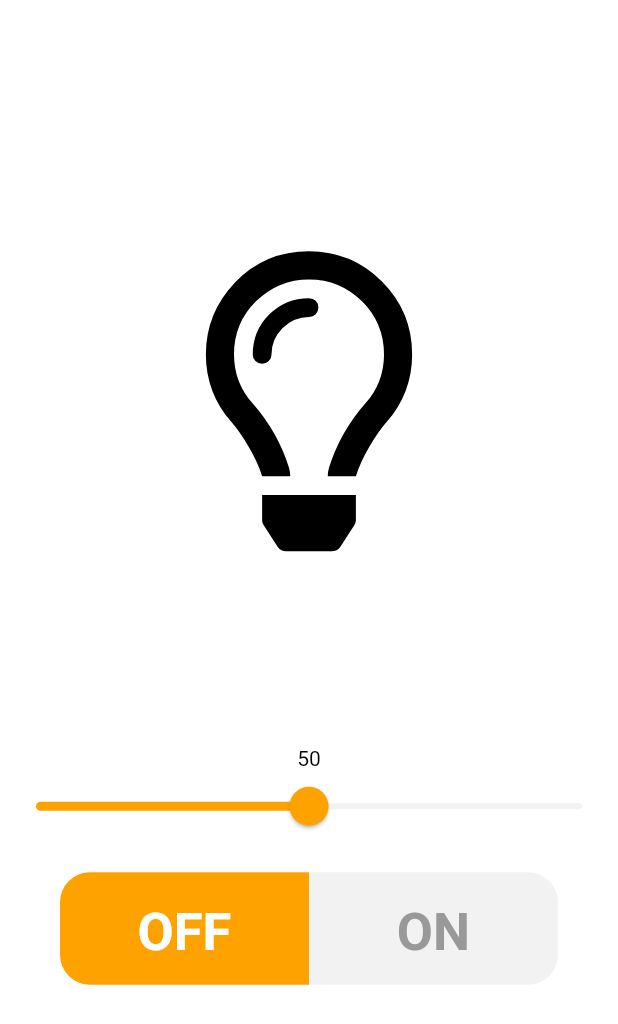
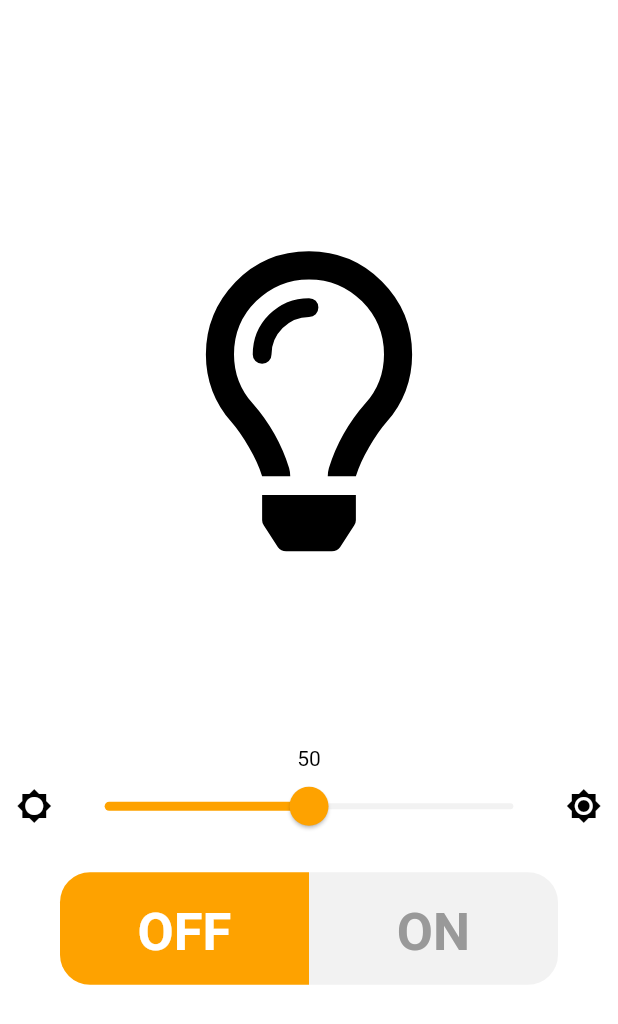
Before and after one commit to musjib999/torchler, a Flutter app: the screen it shows after launch, on a phone screen of 412 x 824 dp. Shown: the top 1024 px of the screen. Run offline on Flutter 3.47's test engine with Material 2 defaults, Android fonts, the phone set to English and light mode, and no system bars; our stand-ins replace font_awesome_flutter; missing offline and left inert: flashlight.

Commit message:
Some icons added

```diff
--- a/lib/torch_light.dart
+++ b/lib/torch_light.dart
@@ -58,6 +58,15 @@ class _TorchlerPageState extends State<TorchlerPage> {
                 ),
               ),
             ),
+            Row(
+              children: <Widget>[
+                Expanded(
+                  flex: 1,
+                  child: Icon(
+                    Icons.brightness_low,
+                    color: selectedButton == Button.onButton ? kIconOnColor : kIconOffColor
+                  ),
+                ),
                 SliderTheme(
                   data: SliderTheme.of(context).copyWith(
                     activeTrackColor: kActiveButton,
@@ -65,6 +74,8 @@ class _TorchlerPageState extends State<TorchlerPage> {
                     thumbShape: RoundSliderThumbShape(enabledThumbRadius: 13.0),
                     thumbColor: kActiveButton,
                   ),
+                  child: Expanded(
+                    flex: 7,
                     child: Slider(
                       onChanged: (newValue){
                         setState(() {
@@ -75,6 +86,16 @@ class _TorchlerPageState extends State<TorchlerPage> {
                       min: 0,
                       max: 100,
                     ),
+                  ),
+                ),
+                Expanded(
+                  flex: 1,
+                  child: Icon(
+                    Icons.brightness_high,
+                    color: selectedButton == Button.onButton ? kIconOnColor : kIconOffColor,
+                  ),
+                ),
+              ],
             ),
             Row(
               mainAxisAlignment: MainAxisAlignment.center,
```
Lines whose indentation alone changed are shown as unchanged.
